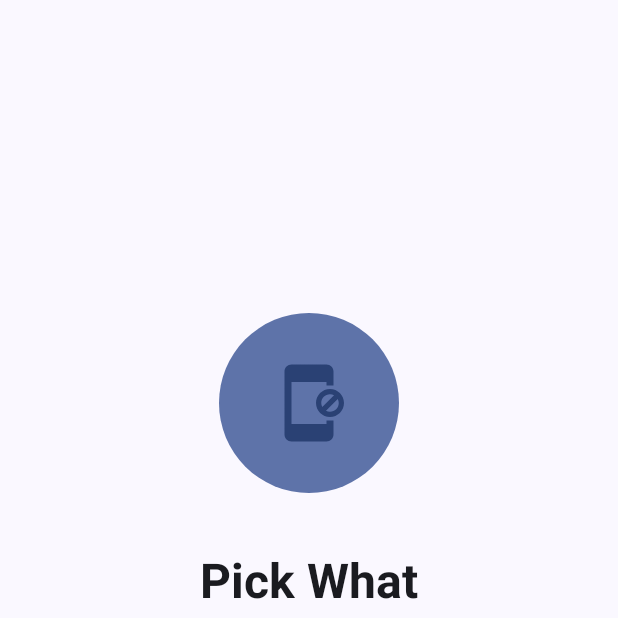
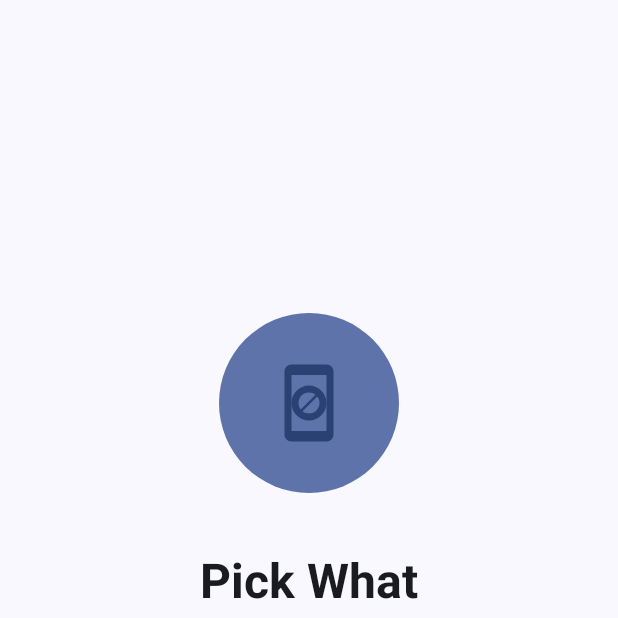
Before and after one commit to philtim/selfcontrol-android, an Android app built with Jetpack Compose: the screen it shows after launch (MainActivity), after a tap on "Next", on a phone screen of 412 x 824 dp, the top half of it. Run offline under Robolectric (Android 15) with nearby library versions, the phone set to English and light mode, and no system bars; our stand-ins replace Dagger/Hilt's generated code.

Commit message:
feat: Redesign app icons with custom brand-aligned vector drawables
Replace generic Material icons with custom-designed vector drawables
that reinforce the FocusTime brand identity. The launcher icon is
redesigned from concentric circles to a distinctive shield+clock
motif. In-app icons now use purpose-built drawables for focus shield,
app blocking, web blocking, timer, achievement, and notifications.
Session completion confetti upgraded with varied shapes (stars,
diamonds, rectangles) and rotation animations.

https://claude.ai/code/session_01NuN92w1pQYfC5sFmzo6UwJ

```diff
--- a/app/src/main/java/com/t7lab/focustime/ui/BlockedOverlayActivity.kt
+++ b/app/src/main/java/com/t7lab/focustime/ui/BlockedOverlayActivity.kt
@@ -22,8 +22,8 @@ import androidx.compose.foundation.layout.size
 import androidx.compose.foundation.rememberScrollState
 import androidx.compose.foundation.shape.RoundedCornerShape
 import androidx.compose.foundation.verticalScroll
-import androidx.compose.material.icons.Icons
-import androidx.compose.material.icons.filled.Shield
+import androidx.compose.ui.res.painterResource
+import com.t7lab.focustime.R
 import androidx.compose.material3.Button
 import androidx.compose.material3.Icon
 import androidx.compose.material3.LinearProgressIndicator
@@ -173,7 +173,7 @@ private fun BlockedScreen(
         verticalArrangement = Arrangement.Center
     ) {
         Icon(
-            Icons.Default.Shield,
+            painter = painterResource(R.drawable.ic_focus_shield),
             contentDescription = null,
             tint = MaterialTheme.colorScheme.primary,
             modifier = Modifier.size(80.dp)
--- a/app/src/main/java/com/t7lab/focustime/ui/home/HomeScreen.kt
+++ b/app/src/main/java/com/t7lab/focustime/ui/home/HomeScreen.kt
@@ -27,7 +27,8 @@ import androidx.compose.material.icons.filled.Lock
 import androidx.compose.material.icons.filled.LockOpen
 import androidx.compose.material.icons.filled.PlayArrow
 import androidx.compose.material.icons.filled.Settings
-import androidx.compose.material.icons.filled.Shield
+import androidx.compose.ui.res.painterResource
+import com.t7lab.focustime.R
 import androidx.compose.material3.AlertDialog
 import androidx.compose.material3.Button
 import androidx.compose.material3.ButtonDefaults
@@ -197,7 +198,7 @@ private fun ActiveSessionContent(
             horizontalAlignment = Alignment.CenterHorizontally
         ) {
             Icon(
-                Icons.Default.Shield,
+                painter = painterResource(R.drawable.ic_focus_shield),
                 contentDescription = null,
                 tint = MaterialTheme.colorScheme.primary,
                 modifier = Modifier.size(36.dp)
--- a/app/src/main/java/com/t7lab/focustime/ui/onboarding/OnboardingScreen.kt
+++ b/app/src/main/java/com/t7lab/focustime/ui/onboarding/OnboardingScreen.kt
@@ -18,10 +18,6 @@ import androidx.compose.foundation.layout.height
 import androidx.compose.foundation.layout.padding
 import androidx.compose.foundation.layout.size
 import androidx.compose.foundation.shape.CircleShape
-import androidx.compose.material.icons.Icons
-import androidx.compose.material.icons.filled.AppBlocking
-import androidx.compose.material.icons.filled.Schedule
-import androidx.compose.material.icons.filled.Shield
 import androidx.compose.material3.Button
 import androidx.compose.material3.Icon
 import androidx.compose.material3.MaterialTheme
@@ -36,30 +32,31 @@ import androidx.compose.runtime.setValue
 import androidx.compose.ui.Alignment
 import androidx.compose.ui.Modifier
 import androidx.compose.ui.draw.clip
-import androidx.compose.ui.graphics.vector.ImageVector
+import androidx.compose.ui.res.painterResource
 import androidx.compose.ui.text.font.FontWeight
 import androidx.compose.ui.text.style.TextAlign
 import androidx.compose.ui.unit.dp
+import com.t7lab.focustime.R
 
 private data class OnboardingPage(
-    val icon: ImageVector,
+    val iconRes: Int,
     val title: String,
     val description: String,
 )
 
 private val pages = listOf(
     OnboardingPage(
-        icon = Icons.Default.Shield,
+        iconRes = R.drawable.ic_focus_shield,
         title = "Take Control of\nYour Focus",
         description = "FocusTime blocks distracting apps and websites so you can stay focused on what matters most.",
     ),
     OnboardingPage(
-        icon = Icons.Default.AppBlocking,
+        iconRes = R.drawable.ic_app_block,
         title = "Pick What\nTo Block",
         description = "Choose from common distractions or add your own apps and websites. You decide what gets blocked.",
     ),
     OnboardingPage(
-        icon = Icons.Default.Schedule,
+        iconRes = R.drawable.ic_focus_timer,
         title = "Set a Timer\nand Go",
         description = "Pick a duration, hit start, and stay focused. FocusTime keeps you accountable until the timer ends.",
     ),
@@ -167,7 +164,7 @@ private fun OnboardingPageContent(page: OnboardingPage) {
             contentAlignment = Alignment.Center
         ) {
             Icon(
-                imageVector = page.icon,
+                painter = painterResource(page.iconRes),
                 contentDescription = null,
                 tint = MaterialTheme.colorScheme.primary,
                 modifier = Modifier.size(56.dp)
--- /dev/null
+++ b/app/src/main/res/drawable/ic_app_block.xml
@@ -0,0 +1,18 @@
+<?xml version="1.0" encoding="utf-8"?>
+<vector xmlns:android="http://schemas.android.com/apk/res/android"
+    android:width="24dp"
+    android:height="24dp"
+    android:viewportWidth="24"
+    android:viewportHeight="24">
+    <!-- Phone/device with block indicator (app blocking concept) -->
+    <!-- Phone body -->
+    <path
+        android:fillColor="#FF000000"
+        android:fillType="evenOdd"
+        android:pathData="M7,1C5.9,1 5,1.9 5,3v18c0,1.1 0.9,2 2,2h10c1.1,0 2,-0.9 2,-2V3c0,-1.1 -0.9,-2 -2,-2H7zM7,4h10v16H7V4z" />
+    <!-- Block circle with slash (centered in phone screen) -->
+    <path
+        android:fillColor="#FF000000"
+        android:fillType="evenOdd"
+        android:pathData="M12,7c-2.76,0 -5,2.24 -5,5s2.24,5 5,5 5,-2.24 5,-5 -2.24,-5 -5,-5zM9,12c0,-1.66 1.34,-3 3,-3 0.7,0 1.34,0.24 1.85,0.64L9.64,13.85C9.24,13.34 9,12.7 9,12zM12,15c-0.7,0 -1.34,-0.24 -1.85,-0.64l4.21,-4.21C14.76,10.66 15,11.3 15,12c0,1.66 -1.34,3 -3,3z" />
+</vector>
--- /dev/null
+++ b/app/src/main/res/drawable/ic_focus_shield.xml
@@ -0,0 +1,24 @@
+<?xml version="1.0" encoding="utf-8"?>
+<vector xmlns:android="http://schemas.android.com/apk/res/android"
+    android:width="24dp"
+    android:height="24dp"
+    android:viewportWidth="24"
+    android:viewportHeight="24">
+    <!-- Shield with clock cutout showing focus+time concept -->
+    <path
+        android:fillColor="#FF000000"
+        android:fillType="evenOdd"
+        android:pathData="M12,1L3,5v6c0,5.55 3.84,10.74 9,12 5.16,-1.26 9,-6.45 9,-12V5L12,1zM17,12c0,2.76 -2.24,5 -5,5s-5,-2.24 -5,-5 2.24,-5 5,-5 5,2.24 5,5z" />
+    <!-- Hour hand (pointing to 12) -->
+    <path
+        android:fillColor="#FF000000"
+        android:pathData="M11.25,12V8.5h1.5V12z" />
+    <!-- Minute hand (pointing to 3) -->
+    <path
+        android:fillColor="#FF000000"
+        android:pathData="M12,11.25h3.5v1.5H12z" />
+    <!-- Center dot -->
+    <path
+        android:fillColor="#FF000000"
+        android:pathData="M12,11a1,1 0,1 1,0 2,1 1,0 1,1 0,-2z" />
+</vector>
--- /dev/null
+++ b/app/src/main/res/drawable/ic_focus_timer.xml
@@ -0,0 +1,28 @@
+<?xml version="1.0" encoding="utf-8"?>
+<vector xmlns:android="http://schemas.android.com/apk/res/android"
+    android:width="24dp"
+    android:height="24dp"
+    android:viewportWidth="24"
+    android:viewportHeight="24">
+    <!-- Hourglass/timer representing timed focus sessions -->
+    <!-- Top plate -->
+    <path
+        android:fillColor="#FF000000"
+        android:pathData="M6,2h12v2H6z" />
+    <!-- Upper chamber -->
+    <path
+        android:fillColor="#FF000000"
+        android:pathData="M8,4h8v3c0,2 -1.5,3.5 -4,5 -2.5,-1.5 -4,-3 -4,-5V4z" />
+    <!-- Lower chamber -->
+    <path
+        android:fillColor="#FF000000"
+        android:pathData="M8,20h8v-3c0,-2 -1.5,-3.5 -4,-5 -2.5,1.5 -4,3 -4,5v3z" />
+    <!-- Bottom plate -->
+    <path
+        android:fillColor="#FF000000"
+        android:pathData="M6,20h12v2H6z" />
+    <!-- Sand stream in center -->
+    <path
+        android:fillColor="#FF000000"
+        android:pathData="M11.25,11h1.5v2h-1.5z" />
+</vector>
```
Also changed, not shown: app/src/main/java/com/t7lab/focustime/ui/components/BlockedItemChip.kt (+8 -8 lines), app/src/main/java/com/t7lab/focustime/ui/components/SessionCompleteOverlay.kt (+85 -9 lines), app/src/main/res/drawable/ic_achievement_star.xml (added, +11 -0 lines), app/src/main/res/drawable/ic_launcher_foreground.xml (+20 -14 lines), app/src/main/res/drawable/ic_notification.xml (added, +11 -0 lines), app/src/main/res/drawable/ic_web_block.xml (added, +12 -0 lines).
